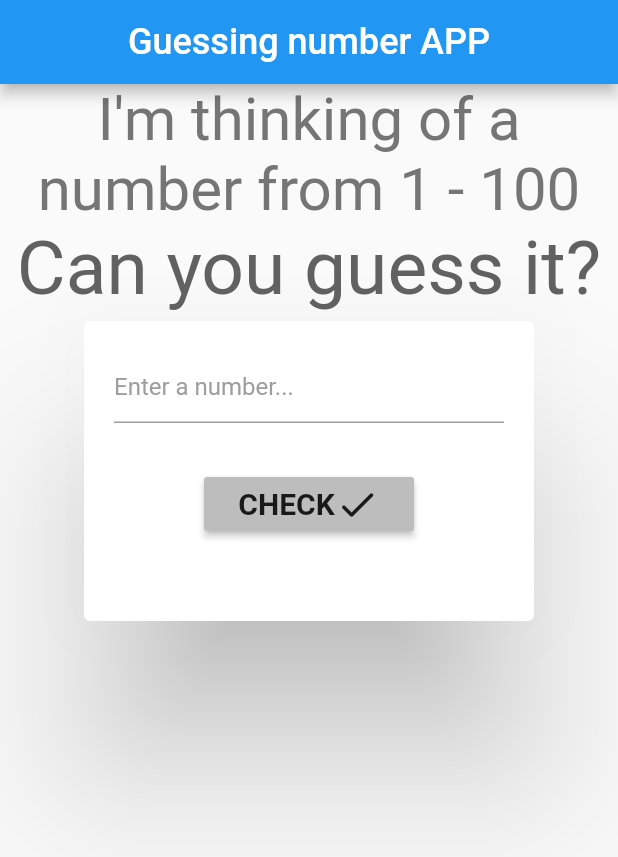
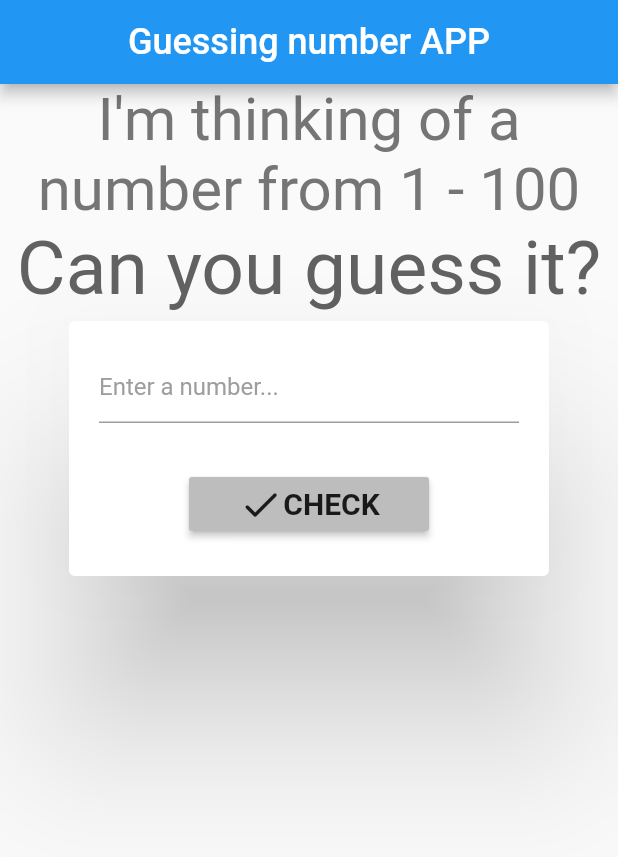
Before and after one commit to dragos4161/GAD_DragosDIMA, a Flutter app: the screen it shows after launch, on a phone screen of 412 x 824 dp. Shown: the top 857 px of the screen. Run offline on Flutter 3.47's test engine with Material 2 defaults, Android fonts, the light colour scheme and no system bars.

Commit message:
Implemented a way to restart the game.

```diff
--- a/lib/meeting4/guess_number.dart
+++ b/lib/meeting4/guess_number.dart
@@ -16,6 +16,7 @@ class _NumberGuessState extends State<NumberGuess> {
   int randomNumber = Random().nextInt(91) + 10;
   double fontSizeVariable = 1;
   bool won = false;
+  double cardHeight = 170;
 
   @override
   Widget build(BuildContext context) {
@@ -64,8 +65,8 @@ class _NumberGuessState extends State<NumberGuess> {
             child: Card(
               elevation: 50,
               child: SizedBox(
-                height: 200,
-                width: 300,
+                height: cardHeight,
+                width: 320,
                 child: Padding(
                   padding: const EdgeInsets.all(20),
                   child: Column(
@@ -89,7 +90,9 @@ class _NumberGuessState extends State<NumberGuess> {
                           left: 60,
                           right: 60,
                         ),
-                        child: MaterialButton(
+                        child: Column(
+                          children: <Widget>[
+                            MaterialButton(
                               onPressed: () {
                                 setState(
                                   () {
@@ -105,6 +108,7 @@ class _NumberGuessState extends State<NumberGuess> {
                                         hint = 'You got it right';
                                         won = true;
                                         errorMessage = null;
+                                        cardHeight = 230;
                                       } else if (intInputNumber < randomNumber) {
                                         hint = 'Guess higher';
                                         errorMessage = null;
@@ -120,6 +124,10 @@ class _NumberGuessState extends State<NumberGuess> {
                               child: Row(
                                 mainAxisAlignment: MainAxisAlignment.center,
                                 children: const <Widget>[
+                                  Icon(
+                                    Icons.check_rounded,
+                                    size: 30,
+                                  ),
                                   Text(
                                     'CHECK',
                                     style: TextStyle(
@@ -127,12 +135,43 @@ class _NumberGuessState extends State<NumberGuess> {
                                       fontWeight: FontWeight.bold,
                                     ),
                                   ),
+                                ],
+                              ),
+                            ),
+                            Visibility(
+                              visible: won,
+                              child: MaterialButton(
+                                onPressed: () {
+                                  setState(
+                                    () {
+                                      randomNumber = Random().nextInt(91) + 10;
+                                      won = false;
+                                      cardHeight = 170;
+                                      hint = '';
+                                      fontSizeVariable = 1;
+                                    },
+                                  );
+                                },
+                                color: Colors.grey.shade400,
+                                child: Row(
+                                  mainAxisAlignment: MainAxisAlignment.center,
+                                  children: const <Widget>[
                                     Icon(
-                                Icons.check_rounded,
+                                      Icons.settings_backup_restore_outlined,
                                       size: 30,
+                                    ),
+                                    Text(
+                                      'Try Again',
+                                      style: TextStyle(
+                                        fontSize: 20,
+                                        fontWeight: FontWeight.bold,
+                                      ),
                                     ),
                                   ],
                                 ),
+                              ),
+                            ),
+                          ],
                         ),
                       ),
                     ],
```
Lines whose indentation alone changed are shown as unchanged.
